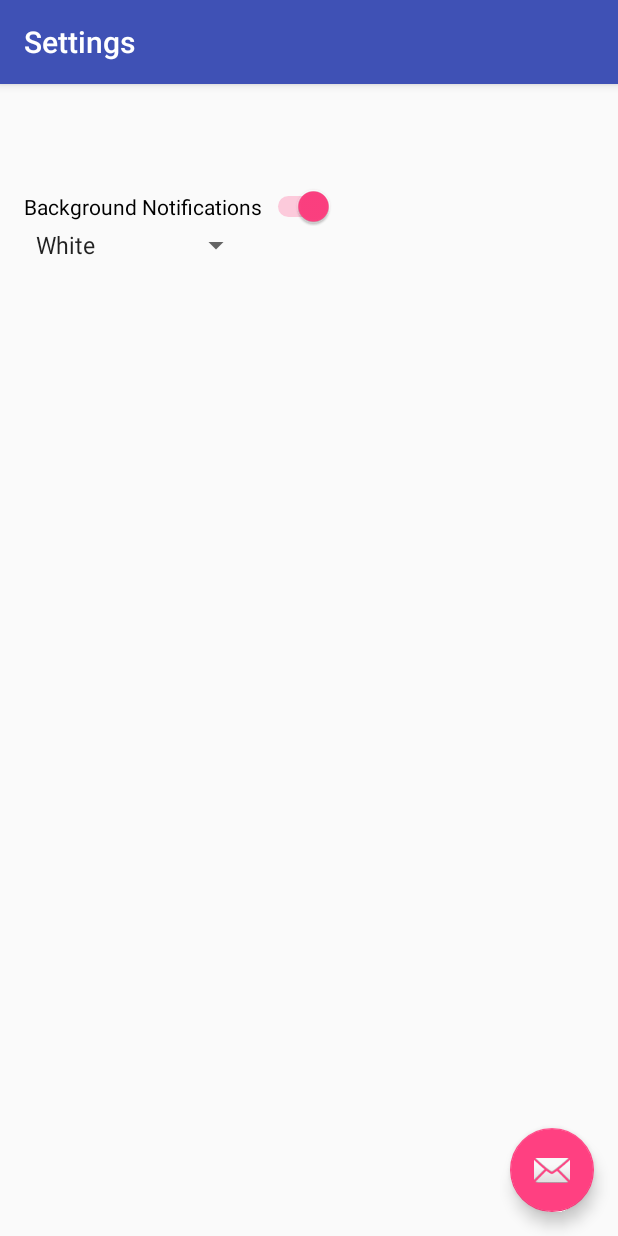
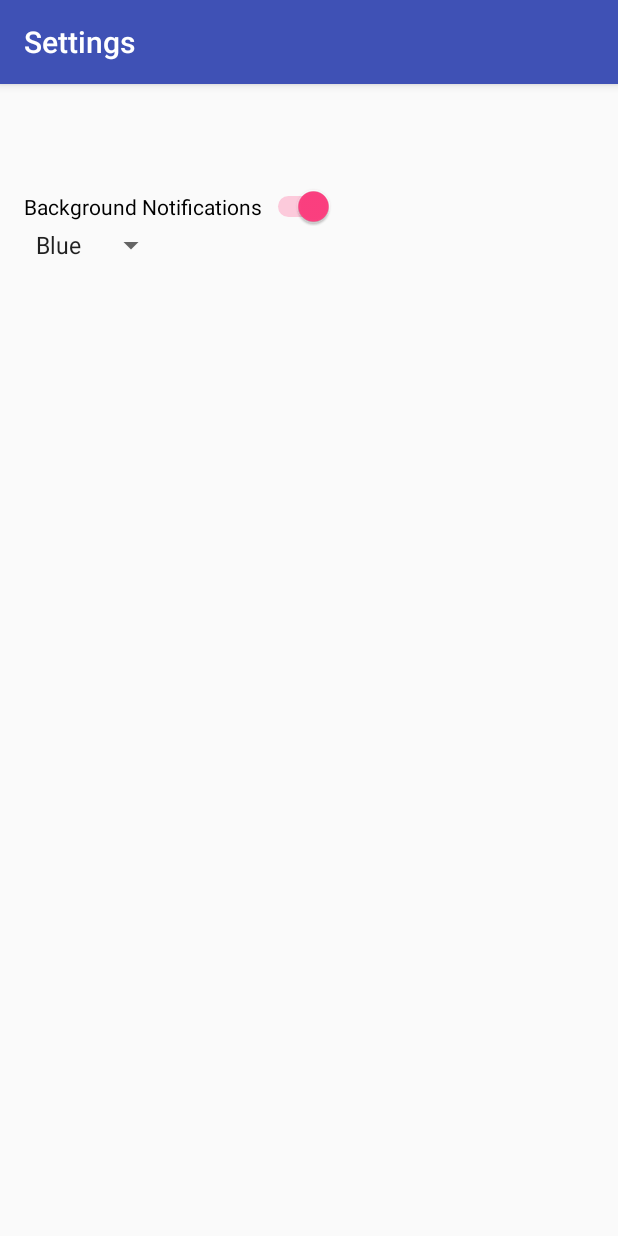
Before and after one commit to zihaozhu0025/RedditTagNotifier, an Android app: the Settings screen opened directly, with no data from a screen before it, on a phone screen of 412 x 824 dp. Run offline under Robolectric (Android 15) with nearby library versions, the phone set to English and light mode, and no system bars.

Commit message:
final touches

```diff
--- a/app/src/main/java/jzjiang/reddittagnotifier/Settings.java
+++ b/app/src/main/java/jzjiang/reddittagnotifier/Settings.java
@@ -18,15 +18,6 @@ public class Settings extends AppCompatActivity {
         setContentView(R.layout.activity_settings);
         Toolbar toolbar = (Toolbar) findViewById(R.id.toolbar);
         setSupportActionBar(toolbar);
-
-        FloatingActionButton fab = (FloatingActionButton) findViewById(R.id.fab);
-        fab.setOnClickListener(new View.OnClickListener() {
-            @Override
-            public void onClick(View view) {
-                Snackbar.make(view, "Replace with your own action", Snackbar.LENGTH_LONG)
-                        .setAction("Action", null).show();
-            }
-        });
         Switch muteSwitch = (Switch)findViewById(R.id.MuteSwitch);
         muteSwitch.setChecked(true);
         muteSwitch.setOnCheckedChangeListener(new CompoundButton.OnCheckedChangeListener() {
--- a/app/src/main/res/layout/activity_main.xml
+++ b/app/src/main/res/layout/activity_main.xml
@@ -7,6 +7,7 @@
     android:paddingBottom="@dimen/activity_vertical_margin"
     android:paddingLeft="@dimen/activity_horizontal_margin"
     android:paddingRight="@dimen/activity_horizontal_margin"
+    android:background="#000404"
     android:paddingTop="@dimen/activity_vertical_margin">
 
     <Button
--- a/app/src/main/res/layout/activity_settings.xml
+++ b/app/src/main/res/layout/activity_settings.xml
@@ -23,12 +23,5 @@
 
     <include layout="@layout/content_settings" />
 
-    <android.support.design.widget.FloatingActionButton
-        android:id="@+id/fab"
-        android:layout_width="wrap_content"
-        android:layout_height="wrap_content"
-        android:layout_gravity="bottom|end"
-        android:layout_margin="@dimen/fab_margin"
-        android:src="@android:drawable/ic_dialog_email" />
 
 </android.support.design.widget.CoordinatorLayout>
--- a/app/src/main/res/values/strings.xml
+++ b/app/src/main/res/values/strings.xml
@@ -1,11 +1,10 @@
 <resources>
-    <string name="app_name">RedditTagNotifier</string>
+    <string name="app_name">FRE$H</string>
     <string name="action_settings">Settings</string>
     <string name="title_activity_settings">Settings</string>
     <string name="title_activity_tracks">Tracks</string>
     <string-array name="backgroundOptions">
-        <item>White</item>
-        <item>Black</item>
-        <item>HHHSidebar</item>
+        <item>Blue</item>
+        <item>Red</item>
     </string-array>
 </resources>
--- a/app/src/main/res/values/styles.xml
+++ b/app/src/main/res/values/styles.xml
@@ -8,11 +8,6 @@
         <item name="colorAccent">@color/colorAccent</item>
     </style>
 
-    <style name="AppTheme.NoActionBar">
-        <item name="windowActionBar">false</item>
-        <item name="windowNoTitle">true</item>
-    </style>
-
     <style name="AppTheme.AppBarOverlay" parent="ThemeOverlay.AppCompat.Dark.ActionBar" />
 
     <style name="AppTheme.PopupOverlay" parent="ThemeOverlay.AppCompat.Light" />
```
Also changed, not shown: 1 other file.
